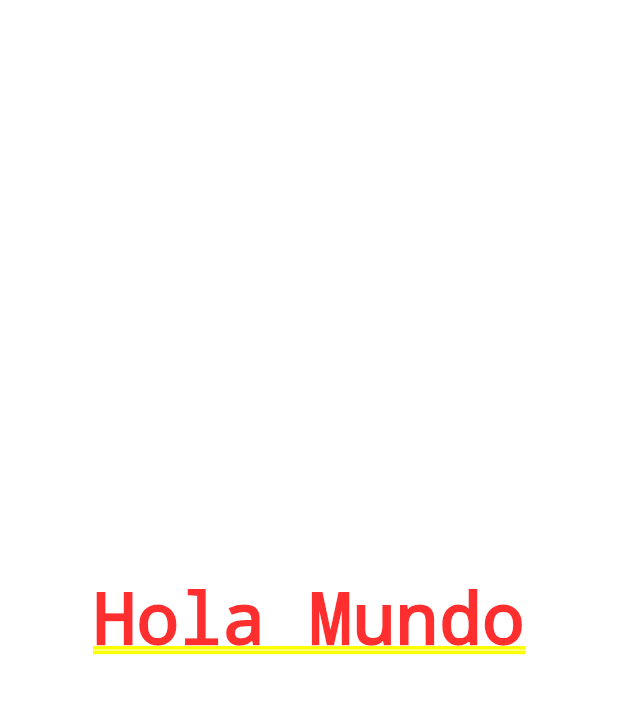
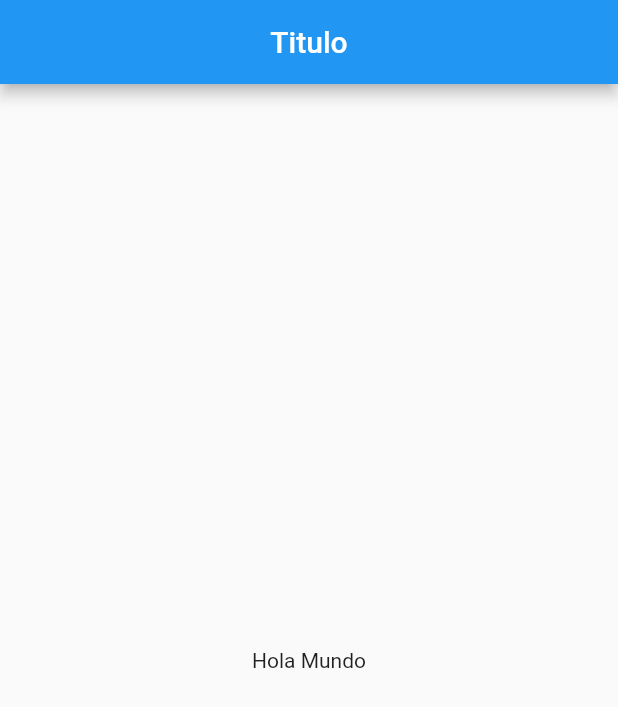
Before and after one commit to HustavoJhon/practice, a Flutter app: the screen it shows after launch, on a phone screen of 412 x 824 dp. Shown: the top 707 px of the screen. Run offline on Flutter 3.47's test engine with Material 2 defaults, Android fonts, the phone set to English and light mode, and no system bars.

Commit message:
flutter widget - scaffold

```diff
--- a/lib/src/app.dart
+++ b/lib/src/app.dart
@@ -1,11 +1,13 @@
 import 'package:flutter/material.dart';
+import 'package:practice/src/pages/home_page.dart';
 
 class MyApp extends StatelessWidget {
   @override
   Widget build(context) {
     return MaterialApp(
-        home: Center(
-      child: Text("Hola Mundo"),
-    ));
+      home: Center(
+        child: HomePage(),
+      ),
+    );
   }
 }
--- /dev/null
+++ b/lib/src/pages/home_page.dart
@@ -0,0 +1,14 @@
+import 'package:flutter/material.dart';
+
+class HomePage extends StatelessWidget {
+  @override
+  Widget build(BuildContext context) {
+    return Scaffold(
+      appBar: AppBar(
+        title: Text('Titulo'),
+        centerTitle: true,
+      ),
+      body: Center(child: Text('Hola Mundo')),
+    );
+  }
+}
```
